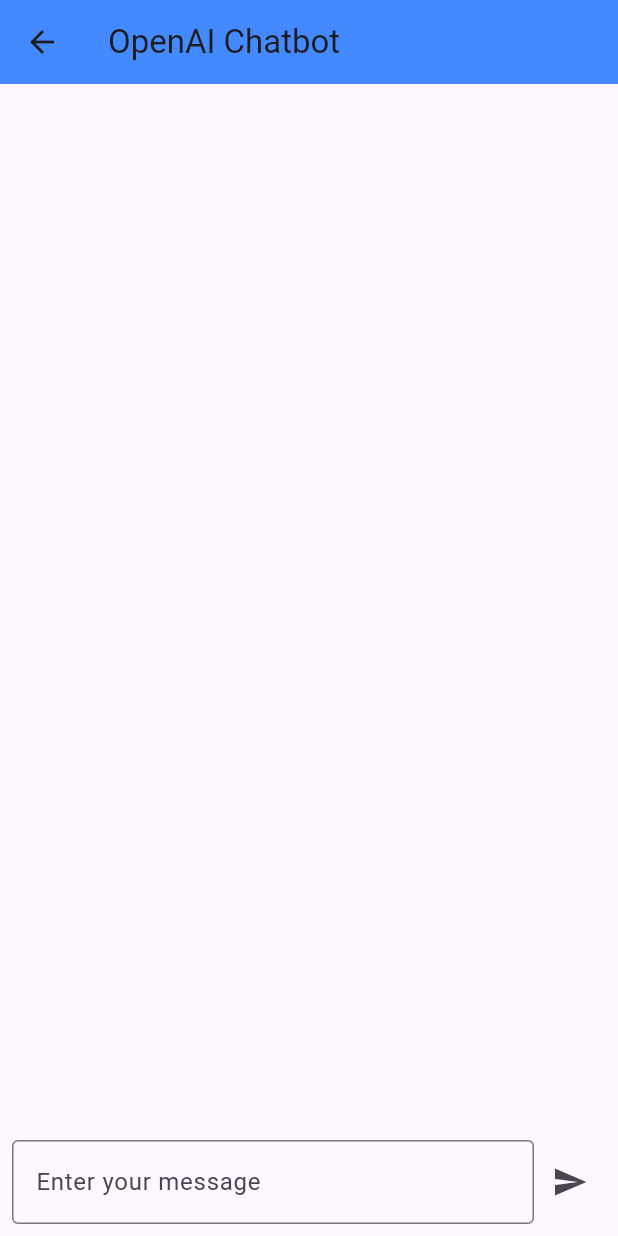
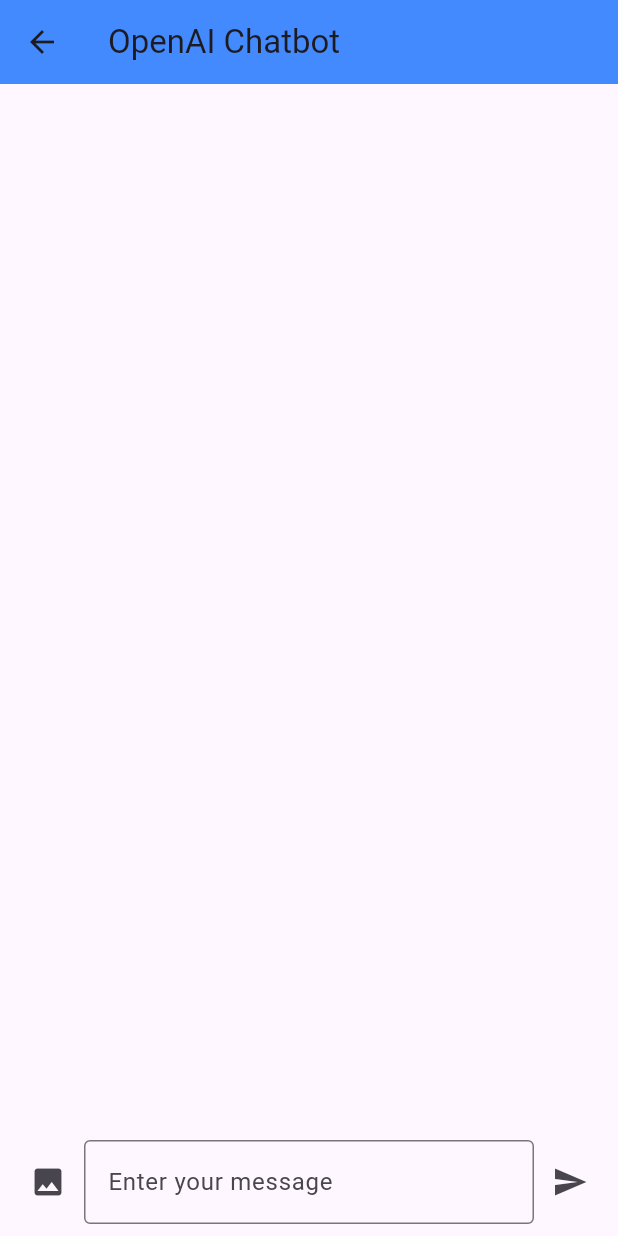
Before and after one commit to ArtemDolhyi/Gemeni_Hack_Flutter, a Flutter app: the ChatScreen screen opened directly, on a phone screen of 412 x 824 dp. Run offline on Flutter 3.47's test engine with Material 3 defaults, Android fonts, the phone set to English and light mode, and no system bars; our stand-ins replace image_picker.

Commit message:
Added image support(loads images, but dosen't work) v3

```diff
--- a/lib/chat_screen.dart
+++ b/lib/chat_screen.dart
@@ -1,7 +1,7 @@
-// chat_screen.dart
 import 'package:flutter/material.dart';
 import 'package:provider/provider.dart';
 import 'chat_model.dart';
+import 'dart:io';
 
 class ChatScreen extends StatelessWidget {
   final TextEditingController _controller = TextEditingController();
@@ -26,7 +26,10 @@ class ChatScreen extends StatelessWidget {
           Expanded(
             child: Consumer<ChatModel>(
               builder: (context, chatModel, child) {
-                return ListView.builder(
+                return Column(
+                  children: [
+                    Expanded(
+                      child: ListView.builder(
                         reverse: true,
                         itemCount: chatModel.messages.length,
                         itemBuilder: (context, index) {
@@ -41,7 +44,9 @@ class ChatScreen extends StatelessWidget {
                                 color: isUserMessage ? Colors.blue : Colors.grey[300],
                                 borderRadius: BorderRadius.circular(12),
                               ),
-                        child: Text(
+                              child: message['imagePath'] != null
+                                  ? Image.file(File(message['imagePath']!))
+                                  : Text(
                                       message['content']!,
                                       style: TextStyle(
                                         color: isUserMessage ? Colors.white : Colors.black,
@@ -50,6 +55,21 @@ class ChatScreen extends StatelessWidget {
                             ),
                           );
                         },
+                      ),
+                    ),
+                    if (chatModel.isTyping)
+                      Padding(
+                        padding: const EdgeInsets.all(8.0),
+                        child: Row(
+                          mainAxisAlignment: MainAxisAlignment.start,
+                          children: [
+                            CircularProgressIndicator(),
+                            SizedBox(width: 8),
+                            Text("Bot is typing..."),
+                          ],
+                        ),
+                      ),
+                  ],
                 );
               },
             ),
@@ -58,6 +78,10 @@ class ChatScreen extends StatelessWidget {
             padding: const EdgeInsets.all(8.0),
             child: Row(
               children: [
+                IconButton(
+                  icon: Icon(Icons.image),
+                  onPressed: () => Provider.of<ChatModel>(context, listen: false).sendImage(),
+                ),
                 Expanded(
                   child: TextField(
                     controller: _controller,
--- a/lib/main.dart
+++ b/lib/main.dart
@@ -1,10 +1,9 @@
-// main.dart
 import 'package:flutter/material.dart';
 import 'package:provider/provider.dart';
 import 'chat_model.dart';
 import 'intro_screen.dart';
 
-const String openAIAPIKey = '';
+const String openAIAPIKey = 'YOUR_OPENAI';
 
 void main() {
   runApp(MyApp());
--- a/pubspec.yaml
+++ b/pubspec.yaml
@@ -36,6 +36,10 @@ dependencies:
   google_fonts: 6.2.1  # Ensure this is the latest version supporting null safety
   http: ^1.0.0
   flutter_dotenv: ^5.0.2
+  shared_preferences: ^2.0.11
+  image_picker: 1.1.2
+  image_picker_for_web: 3.0.5
+  emoji_picker_flutter: ^1.1.3
 
 
 dev_dependencies:
```
Also changed, not shown: lib/chat_model.dart (+38 -6 lines), pubspec.lock, 5 other files. Lines whose indentation alone changed are shown as unchanged.
